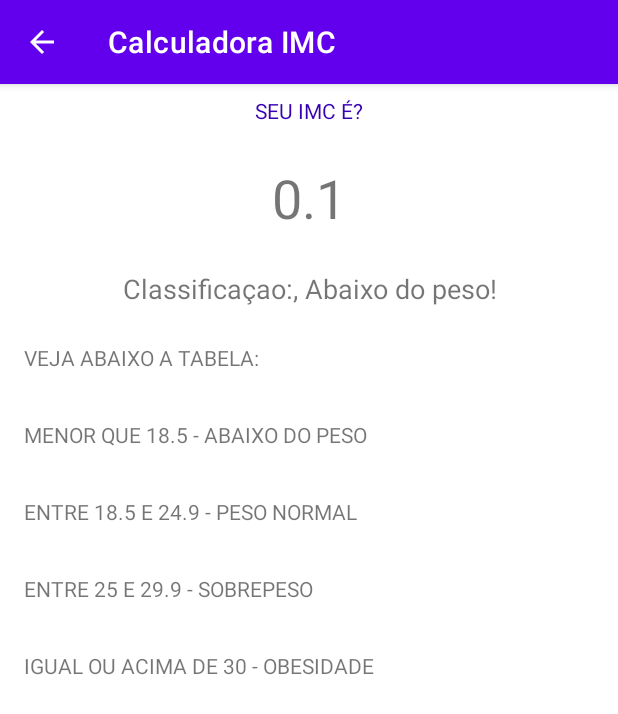
After one commit to WellenAlves/ProjectNumberOne, an Android app: the ResultActivity screen opened directly, with no data from a screen before it, on a phone screen of 412 x 824 dp. The commit adds this screen. Shown: the top 714 px of the screen. Run offline under Robolectric (Android 15) with nearby library versions, the phone set to English and light mode, and no system bars.

Commit message:
add result

```diff
--- a/app/src/main/AndroidManifest.xml
+++ b/app/src/main/AndroidManifest.xml
@@ -12,6 +12,9 @@
         android:theme="@style/Theme.ProjectNumberOne"
         tools:targetApi="31">
         <activity
+            android:name=".ResultActivity"
+            android:exported="false" />
+        <activity
             android:name=".MainActivity"
             android:exported="true">
             <intent-filter>
--- /dev/null
+++ b/app/src/main/java/com/example/projectnumberone/ResultActivity.kt
@@ -0,0 +1,39 @@
+package com.example.projectnumberone
+
+import androidx.appcompat.app.AppCompatActivity
+import android.os.Bundle
+import android.view.MenuItem
+import android.widget.TextView
+
+class ResultActivity : AppCompatActivity() {
+    override fun onCreate(savedInstanceState: Bundle?) {
+        super.onCreate(savedInstanceState)
+        setContentView(R.layout.activity_result)
+
+        supportActionBar?.setHomeButtonEnabled(true)
+        supportActionBar?.setDisplayHomeAsUpEnabled(true)
+
+        val tvresult = findViewById<TextView>(R.id.textview_result)
+        val tvclassificacao = findViewById<TextView>(R.id.textview_classificacao)
+        val result = intent.getFloatExtra("Extra_Result", 0.1f)
+
+        tvresult.text = result.toString()
+
+        val classificacao = if(result < 18.5f) {
+            "Abaixo do peso"
+        } else if (result in 18.5f..24.9f) {
+            "Peso Normal"
+        } else if (result in 25f..29.9f) {
+            "Sobrepeso"
+        } else {
+            "Obesidade"
+        }
+        tvclassificacao.text= getString(R.string.message_classificaçao,classificacao)
+
+    }
+
+    override fun onOptionsItemSelected(item: MenuItem): Boolean {
+        finish()
+        return super.onOptionsItemSelected(item)
+    }
+}
--- /dev/null
+++ b/app/src/main/res/layout/activity_result.xml
@@ -0,0 +1,66 @@
+<?xml version="1.0" encoding="utf-8"?>
+<LinearLayout xmlns:android="http://schemas.android.com/apk/res/android"
+    xmlns:app="http://schemas.android.com/apk/res-auto"
+    xmlns:tools="http://schemas.android.com/tools"
+    android:orientation="vertical"
+    android:layout_width="match_parent"
+    android:layout_height="match_parent"
+    tools:context=".ResultActivity">
+
+    <TextView
+        android:text="@string/imc"
+        android:layout_width="match_parent"
+        android:layout_height="wrap_content"
+        android:textAlignment="center"
+        android:textColor="@color/purple_700"
+        android:layout_margin="8dp"/>
+
+    <TextView
+        android:padding="16dp"
+        android:textSize="36sp"
+        tools:text="27.104"
+        android:textAlignment="center"
+        android:layout_width="match_parent"
+        android:layout_height="wrap_content"
+        android:id="@+id/textview_result"/>
+
+
+    <TextView
+        android:id="@+id/textview_classificacao"
+        android:layout_width="match_parent"
+        android:layout_height="wrap_content"
+        tools:text="Classificaçao:"
+        android:textAlignment="center"
+        android:layout_margin="8dp"
+        android:textSize="18sp"/>
+    <TextView
+        android:layout_width="wrap_content"
+        android:layout_height="wrap_content"
+        android:layout_margin="16dp"
+        android:text="VEJA ABAIXO A TABELA:"/>
+    <TextView
+        android:layout_width="wrap_content"
+        android:layout_height="wrap_content"
+        android:text="@string/Abaixo"
+        android:layout_margin="16dp"/>
+
+    <TextView
+        android:layout_width="wrap_content"
+        android:layout_height="wrap_content"
+        android:text="@string/Pesoo"
+        android:layout_margin="16dp"/>
+
+    <TextView
+        android:layout_width="wrap_content"
+        android:layout_height="wrap_content"
+        android:text="@string/Sobre"
+        android:layout_margin="16dp"/>
+
+    <TextView
+        android:layout_width="wrap_content"
+        android:layout_height="wrap_content"
+        android:text="@string/Obe"
+        android:layout_margin="16dp"/>
+
+
+</LinearLayout>
--- a/app/src/main/res/values/strings.xml
+++ b/app/src/main/res/values/strings.xml
@@ -1,3 +1,13 @@
 <resources>
-    <string name="app_name">ProjectNumberOne</string>
+    <string name="app_name">Calculadora IMC</string>
+    <string name="message">Olá Wellen!</string>
+    <string name="Button">Calcular</string>
+    <string name="Peso">Digite seu peso</string>
+    <string name="Altura">Digite sua altura</string>
+    <string name="Abaixo">MENOR QUE 18.5 - ABAIXO DO PESO</string>
+    <string name="Pesoo">ENTRE 18.5 E 24.9 - PESO NORMAL</string>
+    <string name="Obe">IGUAL OU ACIMA DE 30 - OBESIDADE</string>
+    <string name="Sobre">ENTRE 25 E 29.9 - SOBREPESO</string>
+    <string name="message_classificaçao">Classificaçao:, %1$s!</string>
+    <string name="imc">SEU IMC É?</string>
 </resources>
```
Also changed, not shown: app/src/main/java/com/example/projectnumberone/MainActivity.kt (+41 -0 lines), app/src/main/res/layout/activity_main.xml (+28 -9 lines), 3 other files.
